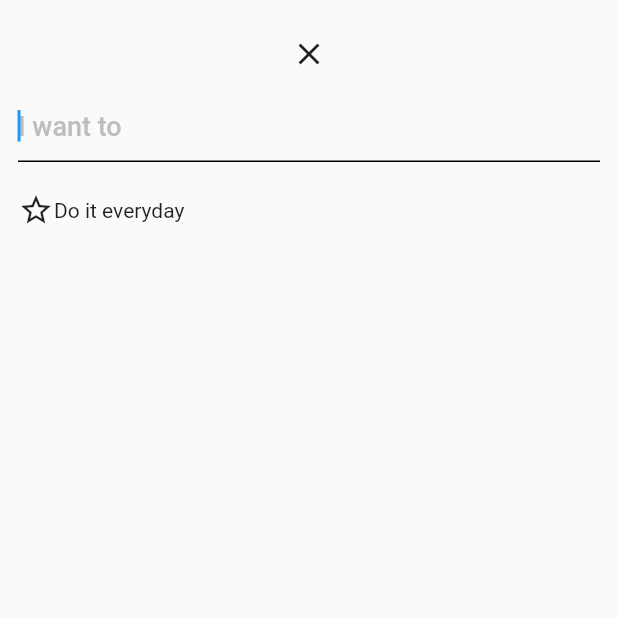
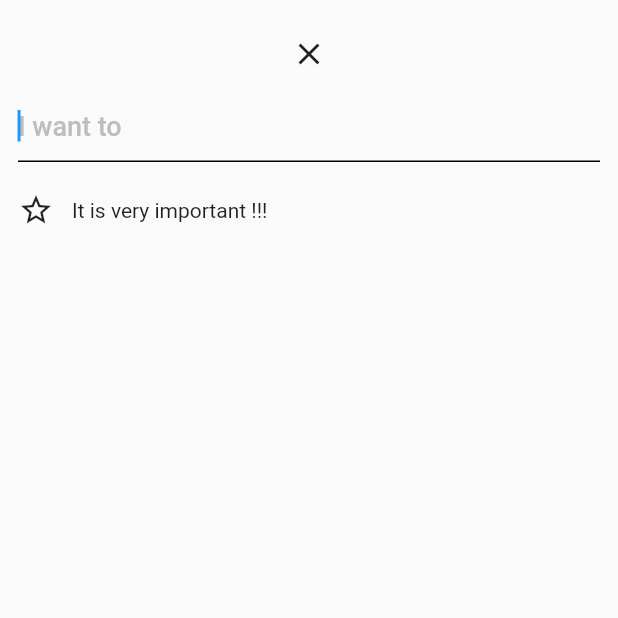
Before and after one commit to JohnnyLI000/to_do_list_app, a Flutter app: the screen it shows after launch, after a tap on "Add", on a phone screen of 412 x 824 dp, the top half of it. Run offline on Flutter 3.47's test engine with Material 2 defaults, Android fonts, the phone set to English and light mode, and no system bars; our stand-ins replace cloud_firestore, firebase_database, flutter_hooks; accounts and stored records are empty.

```diff
--- a/lib/Model/Model.dart
+++ b/lib/Model/Model.dart
@@ -4,10 +4,10 @@ import 'package:cloud_firestore/cloud_firestore.dart';
 
 class NotesModel {
   String note;
-  bool isContinued;
+  bool isImportant;
   bool isCompleted;
   Timestamp time;
-  NotesModel({this.note, this.isContinued,this.isCompleted,this.time});
+  NotesModel({this.note, this.isImportant,this.isCompleted,this.time});
 
   DocumentReference reference;
 
@@ -25,7 +25,7 @@ class NotesModel {
   Map<String, dynamic> toMap() {
     return <String, dynamic>{
       'note': this.note,
-      'isContinued': this.isContinued == true ? 1 : 0,
+      'isImportant': this.isImportant == true ? 1 : 0,
       'isCompleted': this.isCompleted== true ? 1 : 0,
       'time': this.time
     };
@@ -33,7 +33,7 @@ class NotesModel {
 
   static NotesModel _notesFromJson (Map<String, dynamic> json) => NotesModel(
         note: json['note'] as String,
-        isContinued: json['isContinued'] as bool,
+        isImportant: json['isImportant'] as bool,
        isCompleted: json['isCompleted'] as bool,
       time: json['time'] as Timestamp
   );
@@ -41,7 +41,7 @@ class NotesModel {
   Map<String, dynamic> _notesToJson(NotesModel note) => <String, dynamic> {
     'note': note.note,
     'isCompleted': note.isCompleted,
-    'isContinued': note.isContinued,
+    'isImportant': note.isImportant,
     'time':note.time,
   };
 }
--- a/lib/page/new_note_page.dart
+++ b/lib/page/new_note_page.dart
@@ -81,13 +81,16 @@ class _NewNotePageState extends State<NewNotePage> {
                   child: InkWell(
                     child: Row(
                       children: <Widget>[
-                        note.isContinued?Icon(Icons.star):Icon(Icons.star_border),
-                        Text("Do it everyday")
+                        note.isImportant?Icon(Icons.star):Icon(Icons.star_border),
+                        Padding(
+                          padding: const EdgeInsets.only(left:12),
+                          child: Text("It is very important !!!"),
+                        )
                       ],
                     ),
                     onTap: (){
                       setState(() {
-                        note.isContinued =!note.isContinued;
+                        note.isImportant =!note.isImportant;
                       });
                     },
                   ),
--- a/lib/services/Data_Repository.dart
+++ b/lib/services/Data_Repository.dart
@@ -3,7 +3,7 @@ import 'package:to_do_list_app/Model/Model.dart';
 
 class DataRepository {
   //
-  final Query collection = Firestore.instance.collection('to_do_list').orderBy('isCompleted').orderBy('time',descending: true);
+  final Query collection = Firestore.instance.collection('to_do_list').orderBy('isCompleted').orderBy("isImportant",descending: true).orderBy('time',descending: true);
 
   // 2
   Stream<QuerySnapshot> getStream() {
```
Also changed, not shown: lib/page/home_page.dart (+116 -18 lines), 1 other file.
